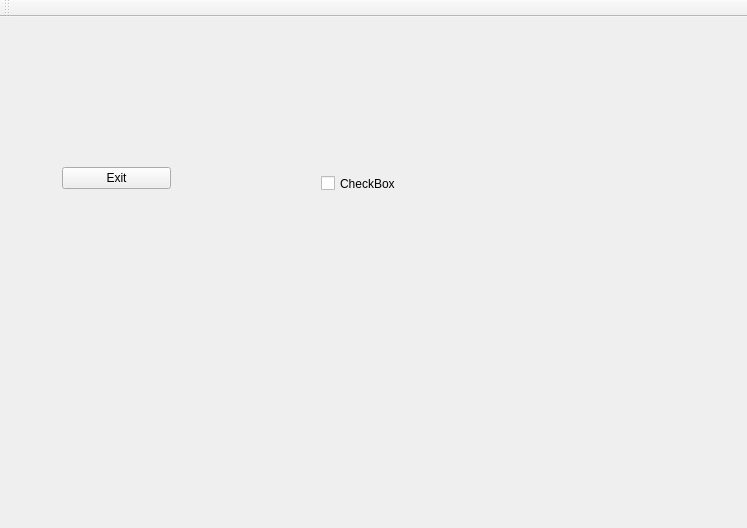
Qt form mainwindow.ui (skanderzoghlami/QT-Project-Naive-and-Daulaunay-Triangulation-from-OFF-files) before a commit.
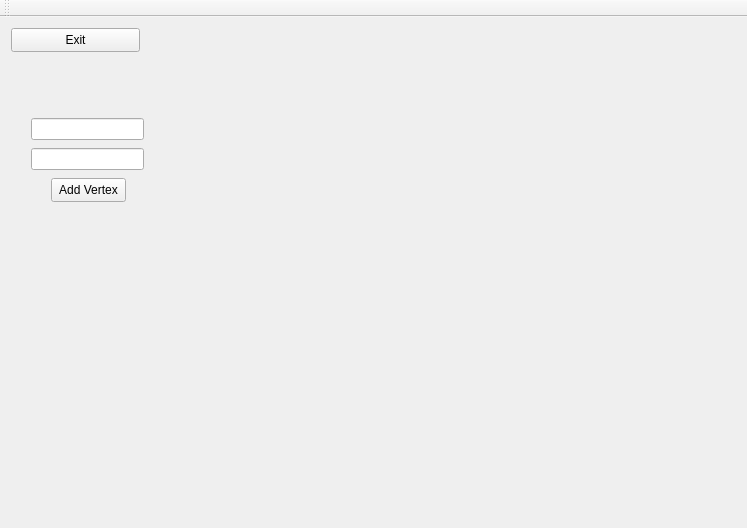
The same form after that commit. Custom widgets are drawn as their Qt base class.

Commit message: Add The Mesh class and its functions

Diff of the .ui file:
```diff
--- a/mainwindow.ui
+++ b/mainwindow.ui
@@ -23,40 +23,51 @@
    <layout class="QHBoxLayout" name="horizontalLayout">
     <item>
      <widget class="GLDisplayWidget" name="widget" native="true">
-      <widget class="QCheckBox" name="checkBox">
+      <widget class="QPushButton" name="pushButton">
        <property name="geometry">
         <rect>
-         <x>310</x>
-         <y>140</y>
-         <width>81</width>
-         <height>31</height>
+         <x>0</x>
+         <y>0</y>
+         <width>129</width>
+         <height>24</height>
         </rect>
        </property>
        <property name="text">
-        <string>CheckBox</string>
+        <string>Exit</string>
        </property>
       </widget>
-      <widget class="QWidget" name="">
+      <widget class="QPushButton" name="addVertex">
        <property name="geometry">
         <rect>
          <x>40</x>
-         <y>110</y>
-         <width>131</width>
-         <height>81</height>
+         <y>150</y>
+         <width>75</width>
+         <height>24</height>
         </rect>
        </property>
-       <layout class="QVBoxLayout" name="verticalLayout_3">
-        <item>
-         <widget class="QPushButton" name="pushButton">
-          <property name="text">
-           <string>Exit</string>
-          </property>
-         </widget>
-        </item>
-        <item>
-         <layout class="QVBoxLayout" name="verticalLayout_2"/>
-        </item>
-       </layout>
+       <property name="text">
+        <string>Add Vertex</string>
+       </property>
+      </widget>
+      <widget class="QLineEdit" name="lineEdit">
+       <property name="geometry">
+        <rect>
+         <x>20</x>
+         <y>90</y>
+         <width>113</width>
+         <height>22</height>
+        </rect>
+       </property>
+      </widget>
+      <widget class="QLineEdit" name="lineEdit_2">
+       <property name="geometry">
+        <rect>
+         <x>20</x>
+         <y>120</y>
+         <width>113</width>
+         <height>22</height>
+        </rect>
+       </property>
       </widget>
      </widget>
     </item>
```
The commit also changes 10 other files.
